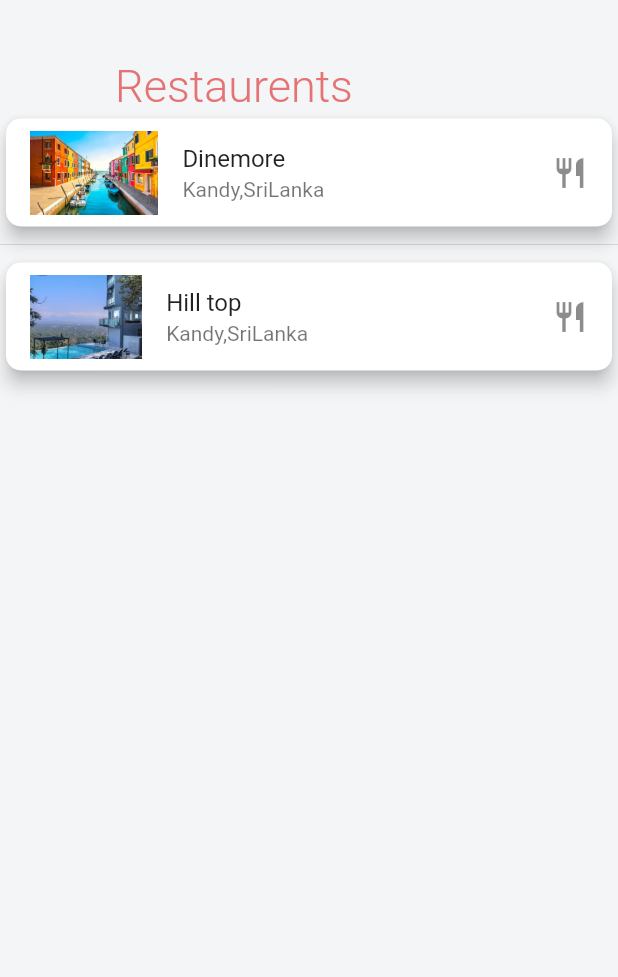
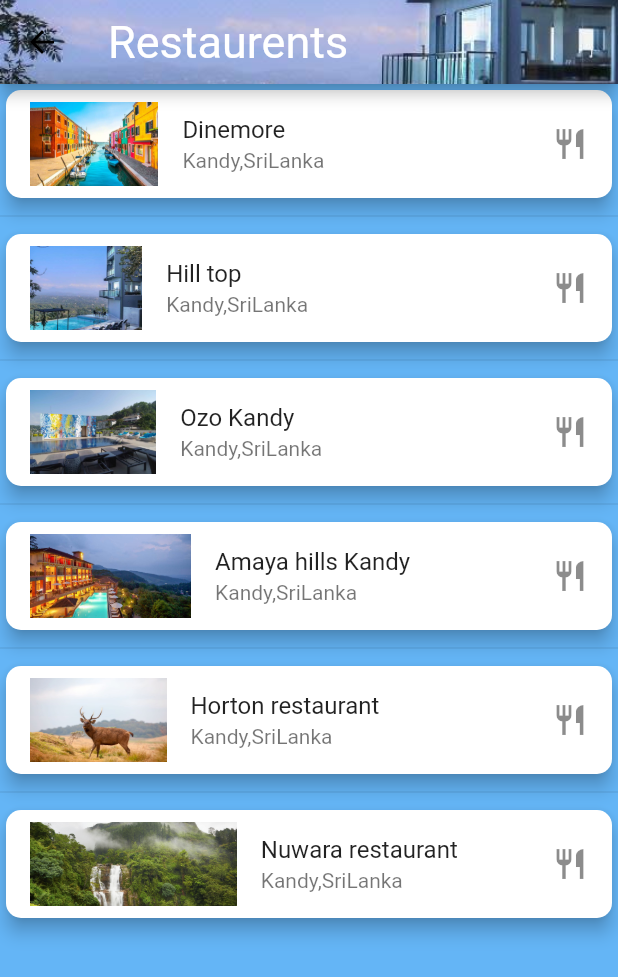
Before and after one commit to adithya0076/craftrips, a Flutter app: the screen it shows after launch, item 2 of the bottom bar chosen, on a phone screen of 412 x 824 dp. Shown: the top 977 px of the screen. Run offline on Flutter 3.47's test engine with Material 2 defaults, Android fonts, the phone set to English and light mode, and no system bars; our stand-ins replace font_awesome_flutter, splashscreen; network calls fail.

Commit message:
new res screen

```diff
--- a/lib/models/hotel_model.dart
+++ b/lib/models/hotel_model.dart
@@ -25,16 +25,10 @@ final List<Hotel> hotels = [
     address: '89/10,Lady Gordon`s Drive,Kandy',
     price: 300,
   ),
-  Hotel(
+  /*Hotel(
     imageUrl: 'assets/images/ozo.jpg',
     name: 'Hotel OZO',
     address: 'No 31, Saranankara Mawatha,Kandy',
     price: 240,
-  ),
-   Hotel(
-    imageUrl: 'assets/images/mountblue.jpg',
-    name: 'Mount Blue',
-    address: 'No-352/15, Dharmaraja Mawatha,Kandy',
-    price: 240,
-  ),
+  ),*/
 ];
--- a/lib/screens/restaurent_screen.dart
+++ b/lib/screens/restaurent_screen.dart
@@ -7,23 +7,42 @@ class RestaurentScreen extends StatelessWidget {
   @override
   Widget build(BuildContext context) {
     return Scaffold(
+	backgroundColor: Colors.blue[300],
+	appBar: AppBar(
+	title: Text('Restaurents',
+	 style: TextStyle(
+              fontSize: 30,
+              fontWeight: FontWeight.w400,
+              color: Colors.white,
+			  fontFamily: "Roboto",
+            ),
+	),
+	flexibleSpace: Image( image: AssetImage('assets/images/mountblue.jpg'), fit: BoxFit.cover,),
+	backgroundColor: Colors.transparent,
+	),
+
       body: Column(
+
         children: <Widget>[
-          SizedBox(
+
+        /*  SizedBox(
             height: 40,
           ),
-          Padding(
-            padding: EdgeInsets.only(left: 20.0, right: 120.0),
+		  Container(
+		  decoration: BoxDecoration( image: DecorationImage(image: AssetImage("assets/images/murano.jpg"), fit: BoxFit.cover),),
+         child: Padding(
+            padding: EdgeInsets.only(),
             child: Text('Restaurents',
             style: TextStyle(
               fontSize: 30,
               fontWeight: FontWeight.w300,
-              color: Colors.red[300],
+              color: Colors.black,
             ),
 
-        ),
+        ),*/
 
-          ),
+       //   ),
+		 // ),
            Expanded(
                     child: ListView(
              children: <Widget>[
@@ -55,6 +74,62 @@ class RestaurentScreen extends StatelessWidget {
                    onTap: () {},
                  ),
                ),
+			   Divider(),
+               Card(
+                    elevation: 5,
+                 shape: RoundedRectangleBorder(
+                   borderRadius: BorderRadius.circular(10),
+                   ),
+                 child: ListTile(
+                    leading: Image.asset('assets/images/ozo.jpg'),
+                   title: Text('Ozo Kandy'),
+                   subtitle: Text('Kandy,SriLanka'),
+                   trailing: Icon(Icons.restaurant),
+                   onTap: () {},
+                 ),
+               ),
+			   Divider(),
+               Card(
+                    elevation: 5,
+                 shape: RoundedRectangleBorder(
+                   borderRadius: BorderRadius.circular(10),
+                   ),
+                 child: ListTile(
+                    leading: Image.asset('assets/images/amayahills.jpg'),
+                   title: Text('Amaya hills Kandy'),
+                   subtitle: Text('Kandy,SriLanka'),
+                   trailing: Icon(Icons.restaurant),
+                   onTap: () {},
+                 ),
+               ),
+			   Divider(),
+               Card(
+                    elevation: 5,
+                 shape: RoundedRectangleBorder(
+                   borderRadius: BorderRadius.circular(10),
+                   ),
+                 child: ListTile(
+                    leading: Image.asset('assets/images/horton.jpg'),
+                   title: Text('Horton restaurant'),
+                   subtitle: Text('Kandy,SriLanka'),
+                   trailing: Icon(Icons.restaurant),
+                   onTap: () {},
+                 ),
+               ),
+			   Divider(),
+               Card(
+                    elevation: 5,
+                 shape: RoundedRectangleBorder(
+                   borderRadius: BorderRadius.circular(10),
+                   ),
+                 child: ListTile(
+                    leading: Image.asset('assets/images/nuwaraeliya.jpg'),
+                   title: Text('Nuwara restaurant'),
+                   subtitle: Text('Kandy,SriLanka'),
+                   trailing: Icon(Icons.restaurant),
+                   onTap: () {},
+                 ),
+               ),
              ],
            ),
          ),
```
